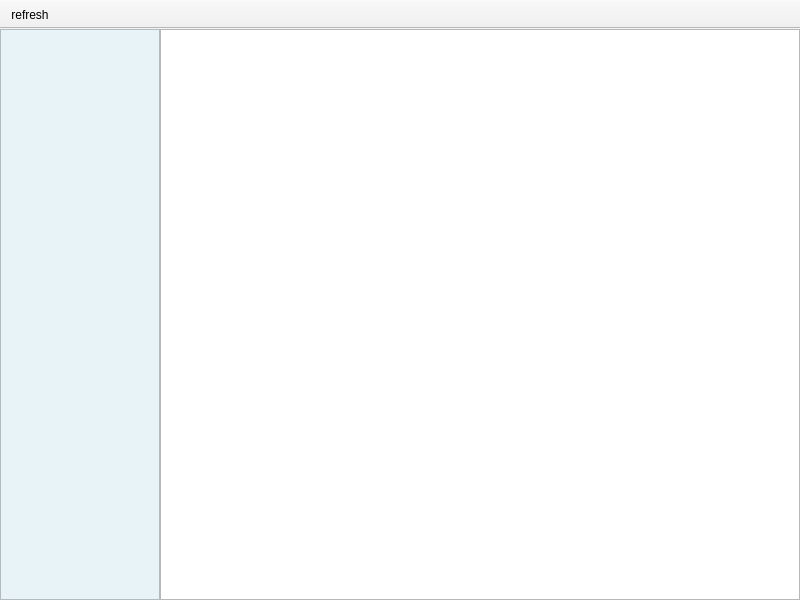
Above: mainwindow.ui from sonichy/HTYSI before the change. Below: the same form after it.
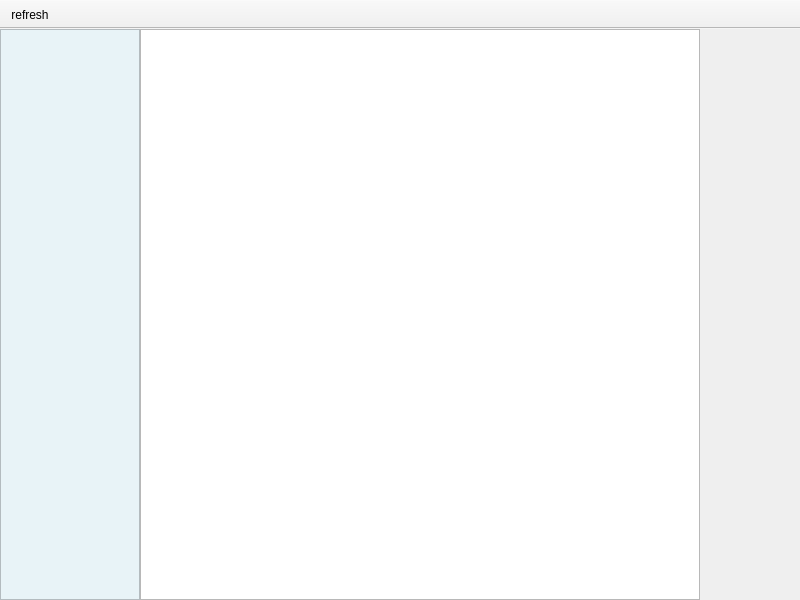
That is the form after the change. Icons and pictures are not drawn.

Commit message: add AMD brand image

What changed in the file:
```diff
--- a/mainwindow.ui
+++ b/mainwindow.ui
@@ -40,7 +40,7 @@
      <number>0</number>
     </property>
     <item>
-     <layout class="QHBoxLayout" name="horizontalLayout" stretch="1,4">
+     <layout class="QHBoxLayout" name="horizontalLayout" stretch="1,4,0">
       <property name="spacing">
        <number>0</number>
       </property>
@@ -56,6 +56,25 @@
         </property>
        </widget>
       </item>
+      <item>
+       <widget class="QLabel" name="label_brand">
+        <property name="minimumSize">
+         <size>
+          <width>100</width>
+          <height>100</height>
+         </size>
+        </property>
+        <property name="maximumSize">
+         <size>
+          <width>100</width>
+          <height>100</height>
+         </size>
+        </property>
+        <property name="text">
+         <string/>
+        </property>
+       </widget>
+      </item>
      </layout>
     </item>
    </layout>
```
Left out of the diff: 4 changed lines with no effect on the pictures. The commit also changes 14 other files.
